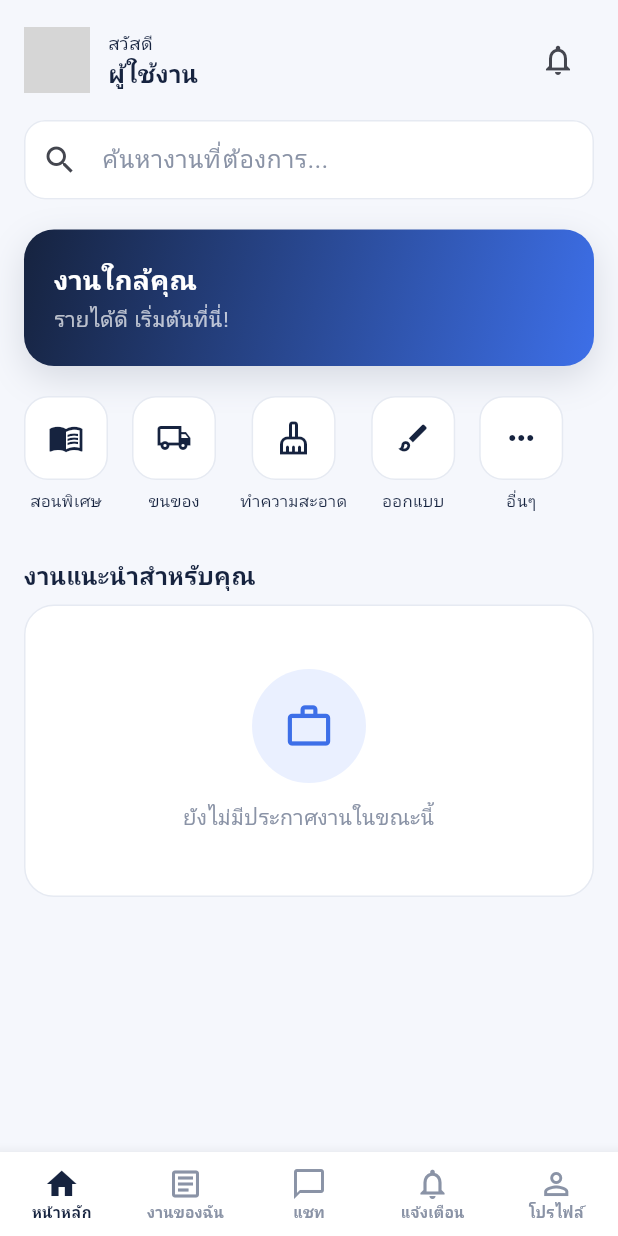
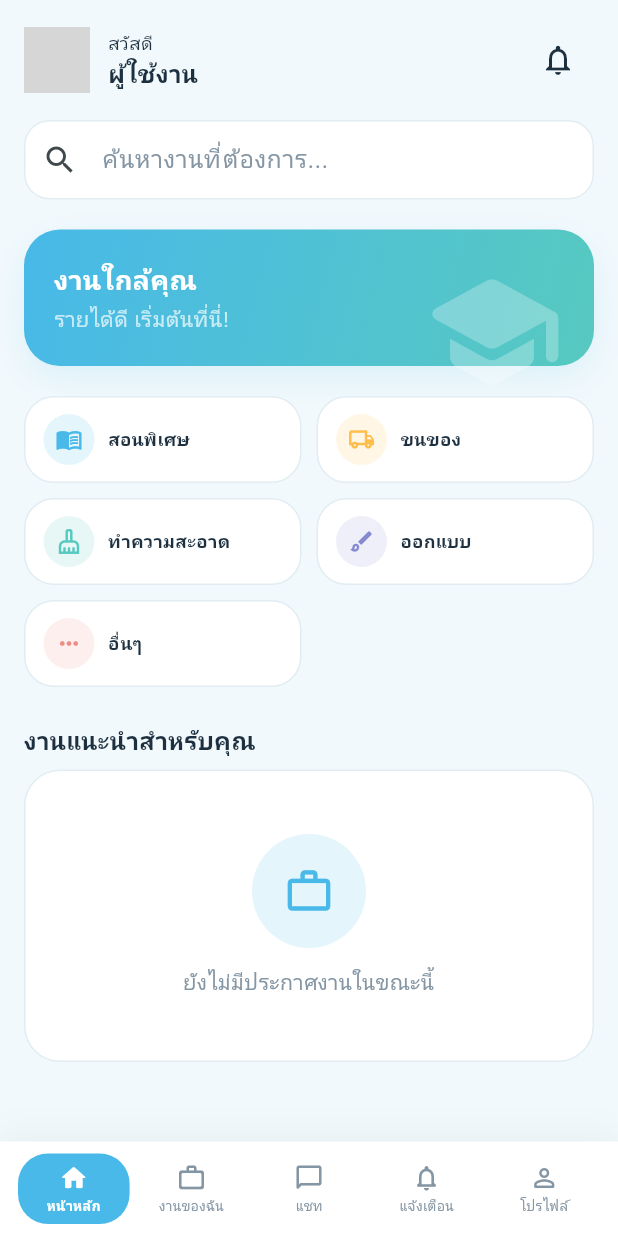
Before and after one commit to MOewefd215/application_13, a Flutter app: the HomeScreen screen opened directly, on a phone screen of 412 x 824 dp. Run offline on Flutter 3.47's test engine with Material 3 defaults, Android fonts, the phone set to English and light mode, and no system bars; our stand-ins replace cloud_firestore, firebase_auth, firebase_core, flutter_map, geolocator, google_sign_in and 3 more; missing offline and left inert: record; accounts and stored records are empty; network calls fail; Roboto replaces fonts that are missing (NotoSansThai); grey boxes are pictures that could not be loaded.

Commit message:
Refresh app UI with light blue theme

```diff
--- a/lib/screens/home_screen.dart
+++ b/lib/screens/home_screen.dart
@@ -193,7 +193,7 @@ class _HomeScreenState extends State<HomeScreen> {
               padding: const EdgeInsets.all(20),
               decoration: BoxDecoration(
                 gradient: const LinearGradient(
-                  colors: [AppColors.navy, AppColors.blue],
+                  colors: [AppColors.blue, AppColors.mint],
                   begin: Alignment.topLeft,
                   end: Alignment.bottomRight,
                 ),
@@ -205,7 +205,16 @@ class _HomeScreenState extends State<HomeScreen> {
                       offset: const Offset(0, 8)),
                 ],
               ),
-              child: const Column(
+              child: Stack(
+                children: [
+                  const Positioned(
+                    right: 0,
+                    top: 0,
+                    bottom: 0,
+                    child: Icon(Icons.school_rounded,
+                        color: Color(0x44FFFFFF), size: 96),
+                  ),
+                  const Column(
                     crossAxisAlignment: CrossAxisAlignment.start,
                     children: [
                       Text('งานใกล้คุณ',
@@ -218,54 +227,86 @@ class _HomeScreenState extends State<HomeScreen> {
                           style: TextStyle(color: Colors.white70)),
                     ],
                   ),
+                ],
+              ),
             ),
             const SizedBox(height: 20),
 
-            // Categories — แตะเพื่อกรอง, แตะซ้ำเพื่อยกเลิกกรอง
-            SizedBox(
-              height: 84,
-              child: ListView.separated(
-                scrollDirection: Axis.horizontal,
-                itemCount: jobCategories.length,
-                separatorBuilder: (_, __) => const SizedBox(width: 16),
-                itemBuilder: (context, index) {
-                  final c = jobCategories[index];
-                  final label = c['label'] as String;
+            // Colorful category tiles inspired by the reference cards.
+            Wrap(
+              spacing: 10,
+              runSpacing: 10,
+              children: List.generate(jobCategories.length, (index) {
+                final category = jobCategories[index];
+                final label = category['label'] as String;
                 final selected = _selectedCategory == label;
+                final accent = const [
+                  AppColors.blue,
+                  AppColors.yellow,
+                  AppColors.mint,
+                  AppColors.purple,
+                  AppColors.coral,
+                ][index % 5];
+                final tileWidth = (MediaQuery.sizeOf(context).width - 42) / 2;
                 return GestureDetector(
                   onTap: () => setState(
-                        () => _selectedCategory = selected ? null : label),
-                    child: Column(
+                    () => _selectedCategory = selected ? null : label,
+                  ),
+                  child: AnimatedContainer(
+                    duration: const Duration(milliseconds: 180),
+                    width: tileWidth,
+                    padding: const EdgeInsets.symmetric(
+                        horizontal: 12, vertical: 11),
+                    decoration: BoxDecoration(
+                      color: selected ? accent : AppColors.card,
+                      borderRadius: BorderRadius.circular(AppRadius.chip),
+                      border: Border.all(
+                          color: selected ? accent : AppColors.border),
+                      boxShadow: selected
+                          ? [
+                              BoxShadow(
+                                color: accent.withValues(alpha: 0.16),
+                                blurRadius: 12,
+                                offset: const Offset(0, 4),
+                              ),
+                            ]
+                          : null,
+                    ),
+                    child: Row(
                       children: [
                         Container(
-                          width: 56,
-                          height: 56,
+                          width: 34,
+                          height: 34,
                           decoration: BoxDecoration(
-                            color: selected ? AppColors.navy : AppColors.card,
-                            borderRadius: BorderRadius.circular(16),
-                            border: Border.all(
                             color: selected
-                                    ? AppColors.navy
-                                    : AppColors.border),
+                                ? Colors.white.withValues(alpha: 0.22)
+                                : accent.withValues(alpha: 0.14),
+                            shape: BoxShape.circle,
                           ),
-                          child: Icon(c['icon'] as IconData,
-                              color: selected ? Colors.white : AppColors.navy),
+                          child: Icon(category['icon'] as IconData,
+                              size: 18,
+                              color: selected ? Colors.white : accent),
                         ),
-                        const SizedBox(height: 6),
-                        Text(label,
+                        const SizedBox(width: 9),
+                        Expanded(
+                          child: Text(
+                            label,
+                            maxLines: 1,
+                            overflow: TextOverflow.ellipsis,
                             style: TextStyle(
-                                fontSize: 11,
-                                fontWeight: selected
-                                    ? FontWeight.w700
-                                    : FontWeight.normal,
+                              fontSize: 12,
+                              fontWeight: FontWeight.w600,
                               color: selected
-                                    ? AppColors.navy
-                                    : AppColors.textPrimary)),
+                                  ? Colors.white
+                                  : AppColors.textPrimary,
+                            ),
+                          ),
+                        ),
                       ],
                     ),
+                  ),
                 );
-                },
-              ),
+              }),
             ),
             const SizedBox(height: 24),
 
--- a/lib/theme/app_theme.dart
+++ b/lib/theme/app_theme.dart
@@ -4,23 +4,29 @@ import 'package:flutter/material.dart';
 /// Colors and shapes are matched to the reference mockups:
 /// navy header, white rounded cards, amber rating stars.
 class AppColors {
-  static const Color navy = Color(0xFF16233F);
-  static const Color navyDark = Color(0xFF0F1A30);
-  static const Color blue = Color(0xFF3D6FE8);
-  static const Color background = Color(0xFFF5F7FC);
+  static const Color navy = Color(0xFF48B9E8);
+  static const Color navyDark = Color(0xFF167EAA);
+  static const Color blue = Color(0xFF48B9E8);
+  static const Color background = Color(0xFFF2F9FC);
   static const Color card = Color(0xFFFFFFFF);
-  static const Color textPrimary = Color(0xFF16233F);
-  static const Color textSecondary = Color(0xFF8A93A6);
-  static const Color border = Color(0xFFE6EAF2);
-  static const Color success = Color(0xFF34C471);
-  static const Color danger = Color(0xFFEF4444);
-  static const Color star = Color(0xFFFFB020);
+  static const Color textPrimary = Color(0xFF1D3040);
+  static const Color textSecondary = Color(0xFF8495A3);
+  static const Color border = Color(0xFFE1EDF2);
+  static const Color success = Color(0xFF48C7A7);
+  static const Color danger = Color(0xFFEF737A);
+  static const Color star = Color(0xFFFFB84D);
+  static const Color purple = Color(0xFF858AD0);
+  static const Color mint = Color(0xFF57C9C0);
+  static const Color yellow = Color(0xFFFFBD4A);
+  static const Color coral = Color(0xFFEE8C84);
+  static const Color paleBlue = Color(0xFFE4F5FC);
+  static const Color paleMint = Color(0xFFE5F8F5);
 }
 
 class AppRadius {
-  static const double card = 20;
-  static const double field = 14;
-  static const double button = 14;
+  static const double card = 24;
+  static const double field = 17;
+  static const double button = 17;
   static const double chip = 20;
 }
 
@@ -32,12 +38,12 @@ class AppTheme {
       fontFamily: 'NotoSansThai',
       colorScheme: ColorScheme.fromSeed(
         seedColor: AppColors.navy,
-        primary: AppColors.navy,
-        secondary: AppColors.blue,
+        primary: AppColors.blue,
+        secondary: AppColors.mint,
         background: AppColors.background,
       ),
       appBarTheme: const AppBarTheme(
-        backgroundColor: AppColors.background,
+        backgroundColor: AppColors.card,
         surfaceTintColor: Colors.transparent,
         elevation: 0,
         scrolledUnderElevation: 0,
@@ -48,6 +54,55 @@ class AppTheme {
           fontSize: 19,
           fontWeight: FontWeight.w700,
           fontFamily: 'NotoSansThai',
+        ),
+      ),
+      cardTheme: CardThemeData(
+        color: AppColors.card,
+        surfaceTintColor: Colors.transparent,
+        elevation: 2,
+        shadowColor: AppColors.navy.withValues(alpha: 0.08),
+        shape: RoundedRectangleBorder(
+          borderRadius: BorderRadius.circular(AppRadius.card),
+          side: const BorderSide(color: AppColors.border),
+        ),
+        margin: EdgeInsets.zero,
+      ),
+      iconTheme: const IconThemeData(color: AppColors.textPrimary),
+      listTileTheme: const ListTileThemeData(
+        iconColor: AppColors.blue,
+        textColor: AppColors.textPrimary,
+        contentPadding: EdgeInsets.symmetric(horizontal: 16, vertical: 4),
+      ),
+      chipTheme: ChipThemeData(
+        backgroundColor: AppColors.paleBlue,
+        selectedColor: AppColors.blue,
+        secondarySelectedColor: AppColors.blue,
+        disabledColor: AppColors.border,
+        padding: const EdgeInsets.symmetric(horizontal: 8, vertical: 4),
+        shape: RoundedRectangleBorder(
+          borderRadius: BorderRadius.circular(AppRadius.chip),
+          side: const BorderSide(color: AppColors.border),
+        ),
+        labelStyle: const TextStyle(color: AppColors.textPrimary),
+        secondaryLabelStyle: const TextStyle(color: Colors.white),
+      ),
+      progressIndicatorTheme: const ProgressIndicatorThemeData(
+        color: AppColors.blue,
+        linearTrackColor: AppColors.paleBlue,
+      ),
+      floatingActionButtonTheme: FloatingActionButtonThemeData(
+        backgroundColor: AppColors.navy,
+        foregroundColor: Colors.white,
+        elevation: 4,
+        shape: RoundedRectangleBorder(
+          borderRadius: BorderRadius.circular(AppRadius.button),
+        ),
+      ),
+      bottomSheetTheme: const BottomSheetThemeData(
+        backgroundColor: AppColors.card,
+        surfaceTintColor: Colors.transparent,
+        shape: RoundedRectangleBorder(
+          borderRadius: BorderRadius.vertical(top: Radius.circular(28)),
         ),
       ),
       inputDecorationTheme: InputDecorationTheme(
@@ -83,7 +138,7 @@ class AppTheme {
       ),
       outlinedButtonTheme: OutlinedButtonThemeData(
         style: OutlinedButton.styleFrom(
-          foregroundColor: AppColors.navy,
+          foregroundColor: AppColors.textPrimary,
           minimumSize: const Size.fromHeight(52),
           side: const BorderSide(color: AppColors.border),
           shape: RoundedRectangleBorder(
@@ -140,7 +195,7 @@ class EmptyState extends StatelessWidget {
               width: 76,
               height: 76,
               decoration: const BoxDecoration(
-                  color: Color(0xFFEAF0FF), shape: BoxShape.circle),
+                  color: AppColors.paleBlue, shape: BoxShape.circle),
               child: Icon(icon, size: 34, color: AppColors.blue)),
           const SizedBox(height: 12),
           Text(
--- a/lib/widgets/bottom_nav.dart
+++ b/lib/widgets/bottom_nav.dart
@@ -5,8 +5,6 @@ import '../theme/app_theme.dart';
 import '../services/auth_service.dart';
 import '../services/notification_service.dart';
 
-/// Bottom navigation matching the 5-tab layout in the mockups:
-/// หน้าหลัก / งานของฉัน / แชท / แจ้งเตือน / โปรไฟล์
 class StudentProBottomNav extends StatelessWidget {
   final int currentIndex;
   final ValueChanged<int> onTap;
@@ -27,76 +25,97 @@ class StudentProBottomNav extends StatelessWidget {
     return StreamBuilder<int>(
       stream: unreadCount,
       initialData: 0,
-      builder: (context, snapshot) => BottomNavigationBar(
-        currentIndex: currentIndex,
-        onTap: onTap,
-        type: BottomNavigationBarType.fixed,
-        backgroundColor: AppColors.card,
-        elevation: 8,
-        selectedItemColor: AppColors.navy,
-        unselectedItemColor: AppColors.textSecondary,
-        showUnselectedLabels: true,
-        selectedLabelStyle:
-            const TextStyle(fontSize: 10, fontWeight: FontWeight.w700),
-        unselectedLabelStyle:
-            const TextStyle(fontSize: 10, fontWeight: FontWeight.w700),
-        items: [
-          const BottomNavigationBarItem(
-              icon: Icon(Icons.home_outlined),
-              activeIcon: Icon(Icons.home),
-              label: 'หน้าหลัก'),
-          const BottomNavigationBarItem(
-              icon: Icon(Icons.article_outlined),
-              activeIcon: Icon(Icons.article),
-              label: 'งานของฉัน'),
-          const BottomNavigationBarItem(
-              icon: Icon(Icons.chat_bubble_outline),
-              activeIcon: Icon(Icons.chat_bubble),
-              label: 'แชท'),
-          BottomNavigationBarItem(
-            icon:
-                _notificationIcon(snapshot.data ?? 0, Icons.notifications_none),
-            activeIcon:
-                _notificationIcon(snapshot.data ?? 0, Icons.notifications),
-            label: 'แจ้งเตือน',
+      builder: (context, snapshot) {
+        final unread = snapshot.data ?? 0;
+        return Container(
+          decoration: BoxDecoration(
+            color: AppColors.card,
+            boxShadow: [
+              BoxShadow(
+                color: AppColors.textPrimary.withValues(alpha: 0.05),
+                blurRadius: 18,
+                offset: const Offset(0, -5),
+              ),
+            ],
           ),
-          const BottomNavigationBarItem(
-              icon: Icon(Icons.person_outline),
-              activeIcon: Icon(Icons.person),
-              label: 'โปรไฟล์'),
-        ],
+          child: SafeArea(
+            top: false,
+            child: Padding(
+              padding: const EdgeInsets.fromLTRB(10, 8, 10, 8),
+              child: Row(
+                children: [
+                  _destination(0, Icons.home_rounded, 'หน้าหลัก'),
+                  _destination(1, Icons.work_outline_rounded, 'งานของฉัน'),
+                  _destination(2, Icons.chat_bubble_outline_rounded, 'แชท'),
+                  _destination(
+                    3,
+                    Icons.notifications_none_rounded,
+                    'แจ้งเตือน',
+                    badgeCount: unread,
+                  ),
+                  _destination(4, Icons.person_outline_rounded, 'โปรไฟล์'),
+                ],
+              ),
+            ),
+          ),
+        );
+      },
+    );
+  }
+
+  Widget _destination(
+    int index,
+    IconData icon,
+    String label, {
+    int badgeCount = 0,
+  }) {
+    final selected = currentIndex == index;
+    final foreground = selected ? Colors.white : AppColors.textSecondary;
+    return Expanded(
+      child: Padding(
+        padding: const EdgeInsets.symmetric(horizontal: 2),
+        child: InkWell(
+          borderRadius: BorderRadius.circular(20),
+          onTap: () => onTap(index),
+          child: AnimatedContainer(
+            duration: const Duration(milliseconds: 180),
+            padding: const EdgeInsets.symmetric(vertical: 6, horizontal: 3),
+            decoration: BoxDecoration(
+              color: selected ? AppColors.blue : Colors.transparent,
+              borderRadius: BorderRadius.circular(20),
+            ),
+            child: Column(
+              mainAxisSize: MainAxisSize.min,
+              children: [
+                _iconWithBadge(badgeCount, icon, foreground),
+                const SizedBox(height: 2),
+                FittedBox(
+                  fit: BoxFit.scaleDown,
+                  child: Text(
+                    label,
+                    maxLines: 1,
+                    style: TextStyle(
+                      color: foreground,
+                      fontSize: 9,
+                      fontWeight: selected ? FontWeight.w700 : FontWeight.w500,
+                    ),
+                  ),
+                ),
+              ],
+            ),
+          ),
+        ),
       ),
     );
   }
 
-  Widget _notificationIcon(int count, IconData icon) {
-    if (count == 0) return Icon(icon);
-    return Stack(
-      clipBehavior: Clip.none,
-      children: [
-        Icon(icon),
-        Positioned(
-          right: -8,
-          top: -7,
-          child: Container(
-            constraints: const BoxConstraints(minWidth: 16, minHeight: 16),
-            padding: const EdgeInsets.symmetric(horizontal: 4),
-            decoration: const BoxDecoration(
-              color: AppColors.danger,
-              shape: BoxShape.circle,
-            ),
-            alignment: Alignment.center,
-            child: Text(
-              count > 99 ? '99+' : '$count',
-              style: const TextStyle(
-                color: Colors.white,
-                fontSize: 9,
-                fontWeight: FontWeight.w700,
-              ),
-            ),
-          ),
-        ),
-      ],
+  Widget _iconWithBadge(int count, IconData icon, Color color) {
+    final iconWidget = Icon(icon, color: color, size: 20);
+    if (count == 0) return iconWidget;
+    return Badge(
+      backgroundColor: AppColors.danger,
+      label: Text(count > 99 ? '99+' : '$count'),
+      child: iconWidget,
     );
   }
 }
```
Lines whose indentation alone changed are shown as unchanged.
